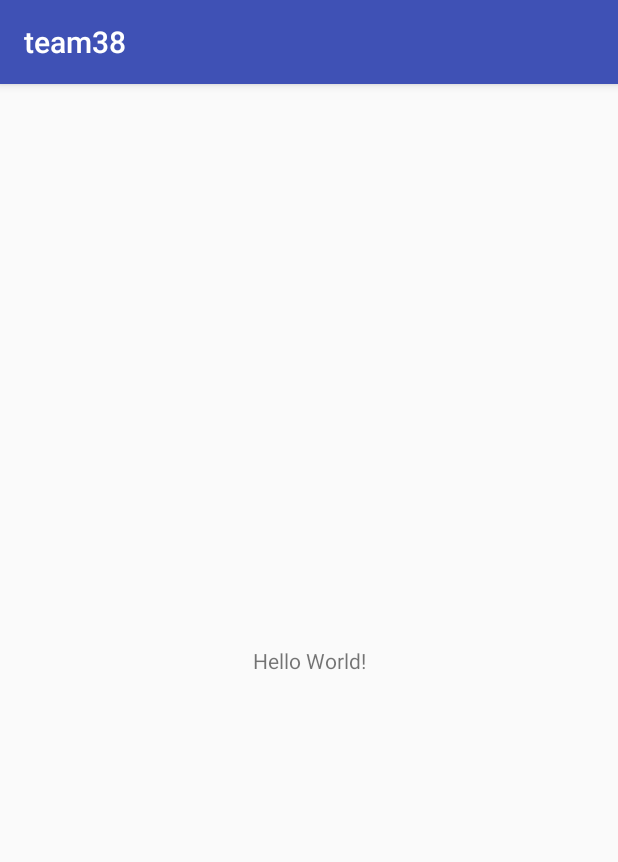
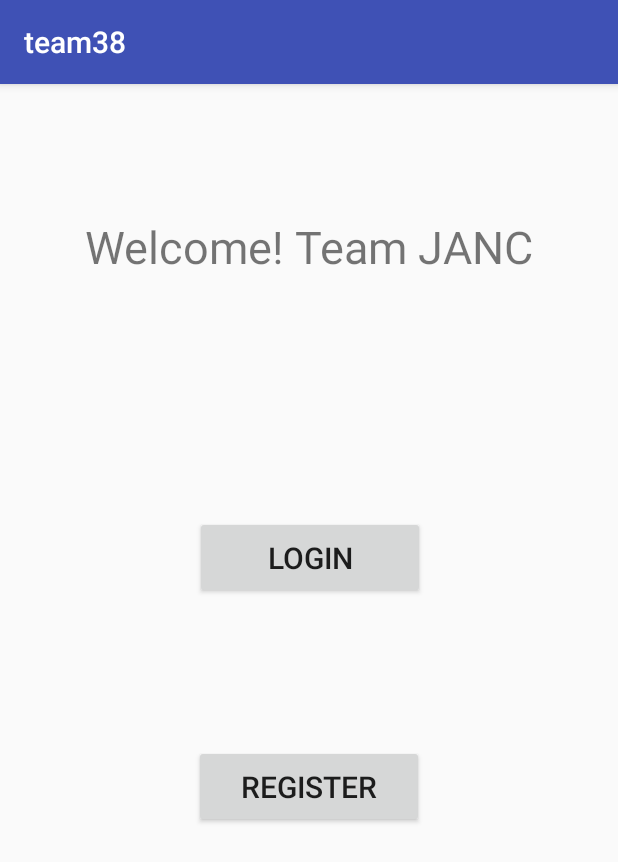
Before and after one commit to johnsk95/cs2340_spring2018_team38, an Android app: the screen it shows after launch (MainActivity), on a phone screen of 412 x 824 dp. Shown: the top 862 px of the screen. Run offline under Robolectric (Android 15) with nearby library versions, the phone set to English and light mode, and no system bars.

Commit message:
Created welcome screen, login screen, mainscreen. Hardcoded to only accept username "user" and password "pass"

```diff
--- a/app/src/main/AndroidManifest.xml
+++ b/app/src/main/AndroidManifest.xml
@@ -16,6 +16,10 @@
                 <category android:name="android.intent.category.LAUNCHER" />
             </intent-filter>
         </activity>
+        <activity android:name=".LogIn"
+            android:label="Log In"/>
+        <activity android:name=".MainScreen"
+            android:label="main"/>
     </application>
 
 </manifest>
--- a/app/src/main/res/layout/activity_main.xml
+++ b/app/src/main/res/layout/activity_main.xml
@@ -7,12 +7,50 @@
     tools:context="com.example.team38.MainActivity">
 
     <TextView
+        android:id="@+id/textView"
         android:layout_width="wrap_content"
-        android:layout_height="wrap_content"
-        android:text="Hello World!"
+        android:layout_height="35dp"
+        android:text="Welcome! Team JANC"
+        android:textSize="30sp"
         app:layout_constraintBottom_toBottomOf="parent"
         app:layout_constraintLeft_toLeftOf="parent"
         app:layout_constraintRight_toRightOf="parent"
-        app:layout_constraintTop_toTopOf="parent" />
+        app:layout_constraintTop_toTopOf="parent"
+        app:layout_constraintVertical_bias="0.12" />
+
+    <Button
+        android:id="@+id/button"
+        android:layout_width="153dp"
+        android:layout_height="55dp"
+        android:layout_marginBottom="8dp"
+        android:layout_marginEnd="8dp"
+        android:layout_marginStart="8dp"
+        android:layout_marginTop="8dp"
+        android:onClick="onLoginButtonClicked"
+        android:text="LOGIN"
+        android:textSize="20sp"
+        app:layout_constraintBottom_toBottomOf="parent"
+        app:layout_constraintEnd_toEndOf="parent"
+        app:layout_constraintHorizontal_bias="0.502"
+        app:layout_constraintStart_toStartOf="parent"
+        app:layout_constraintTop_toTopOf="parent"
+        app:layout_constraintVertical_bias="0.402" />
+
+    <Button
+        android:id="@+id/button2"
+        android:layout_width="153dp"
+        android:layout_height="55dp"
+        android:layout_marginBottom="8dp"
+        android:layout_marginEnd="8dp"
+        android:layout_marginStart="8dp"
+        android:layout_marginTop="8dp"
+        android:onClick="onRegButtonClicked"
+        android:text="REGISTER"
+        android:textSize="20sp"
+        app:layout_constraintBottom_toBottomOf="parent"
+        app:layout_constraintEnd_toEndOf="parent"
+        app:layout_constraintStart_toStartOf="parent"
+        app:layout_constraintTop_toTopOf="parent"
+        app:layout_constraintVertical_bias="0.621" />
 
 </android.support.constraint.ConstraintLayout>
```
Also changed, not shown: app/src/main/java/com/example/team38/LogIn.java (added, +44 -0 lines), app/src/main/java/com/example/team38/MainActivity.java (+12 -0 lines), app/src/main/java/com/example/team38/MainScreen.java (added, +31 -0 lines), app/src/main/res/layout/activity_login.xml (added, +92 -0 lines), app/src/main/res/layout/activity_mainscreen.xml (added, +25 -0 lines).
